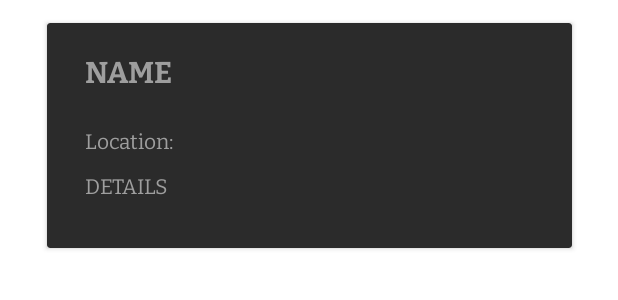
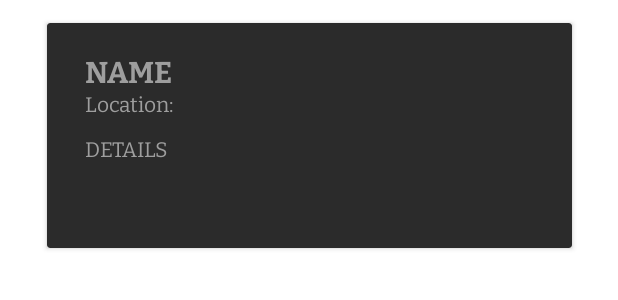
Before and after one commit to ethanshealey/LostAndFoundApp, an Android app: the layout location_card.xml on its own in the app's theme, with its tools: preview values and no code run, on a phone screen of 412 x 824 dp. Shown: the top 300 px of the screen. Run offline under Robolectric (Android 15) with nearby library versions, the phone set to English and light mode, and no system bars.

Commit message:
more UI changes

```diff
--- a/app/src/main/java/com/example/lostandfound/MapsActivity.java
+++ b/app/src/main/java/com/example/lostandfound/MapsActivity.java
@@ -92,6 +92,7 @@ public class MapsActivity extends FragmentActivity implements OnMapReadyCallback
         uiSettings.setZoomControlsEnabled(true);
         uiSettings.setMyLocationButtonEnabled(true);
         googleMap.setMapStyle(new MapStyleOptions(getResources().getString(R.string.style_json)));
+
         db.collection("Locations").get().addOnCompleteListener(task -> {
             if (task.isSuccessful()) {
                 for (QueryDocumentSnapshot doc : task.getResult()) {
--- a/app/src/main/res/layout/activity_location_view.xml
+++ b/app/src/main/res/layout/activity_location_view.xml
@@ -103,7 +103,7 @@
                 android:layout_width="wrap_content"
                 android:layout_height="wrap_content"
                 android:layout_marginStart="140dp"
-                android:layout_marginTop="15dp"
+                android:layout_marginTop="25dp"
                 android:layout_marginEnd="139dp"
                 android:fontFamily="@font/bitter"
                 android:maxWidth="325dp"
--- a/app/src/main/res/layout/location_card.xml
+++ b/app/src/main/res/layout/location_card.xml
@@ -41,7 +41,7 @@
             android:maxWidth="300dp"
             android:maxLines="2"
             android:paddingLeft="25dp"
-            android:paddingTop="70dp"
+            android:paddingTop="45dp"
             android:text="Location: "
             android:textColor="@color/gray"
             tools:maxLines="1" />
@@ -53,12 +53,11 @@
             android:ellipsize="end"
             android:fontFamily="@font/bitter"
             android:maxWidth="300dp"
-            android:maxLines="2"
+            android:maxLines="3"
             android:paddingLeft="25dp"
-            android:paddingTop="100dp"
+            android:paddingTop="75dp"
             android:text="DETAILS"
-            android:textColor="@color/gray"
-            />
+            android:textColor="@color/gray" />
     </androidx.cardview.widget.CardView>
 
 </androidx.constraintlayout.widget.ConstraintLayout>
```
